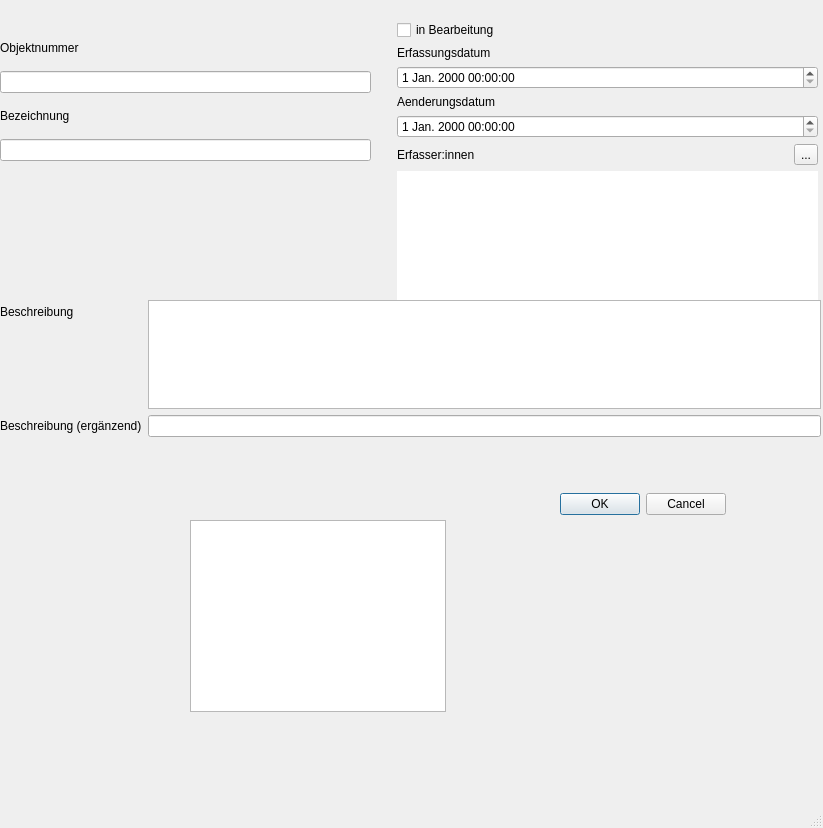
The window that LauQGIS_frontend/objektbereich_form.ui (LausitzBergbaukultur/LauGIS) describes before a commit, drawn with Qt 5.
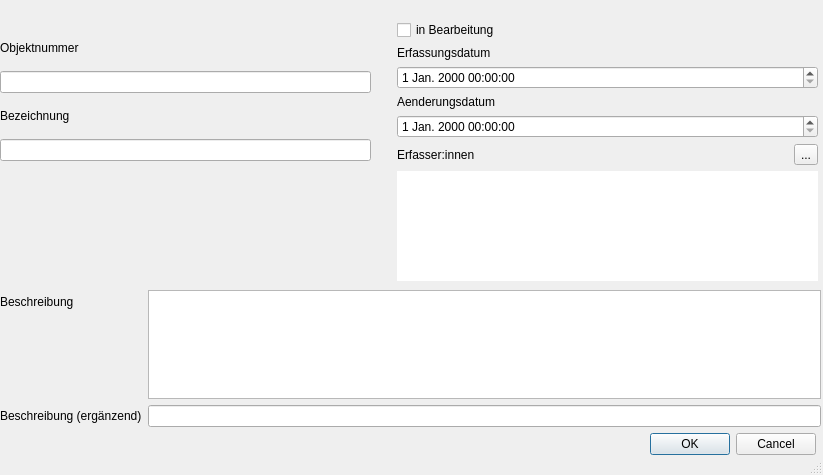
The same window after the commit. Custom widgets are drawn as their Qt base class.

The edit to the form file:
```diff
--- a/LauQGIS_frontend/objektbereich_form.ui
+++ b/LauQGIS_frontend/objektbereich_form.ui
@@ -7,7 +7,7 @@
     <x>0</x>
     <y>0</y>
     <width>823</width>
-    <height>828</height>
+    <height>475</height>
    </rect>
   </property>
   <property name="windowTitle">
@@ -25,7 +25,7 @@
      <x>397</x>
      <y>20</y>
      <width>421</width>
-     <height>381</height>
+     <height>261</height>
     </rect>
    </property>
    <layout class="QVBoxLayout" name="verticalLayout">
@@ -79,16 +79,10 @@
     </item>
     <item>
      <widget class="QListWidget" name="listWidget">
-      <property name="sizePolicy">
-       <sizepolicy hsizetype="MinimumExpanding" vsizetype="Expanding">
-        <horstretch>0</horstretch>
-        <verstretch>0</verstretch>
-       </sizepolicy>
-      </property>
       <property name="minimumSize">
        <size>
         <width>2</width>
-        <height>192</height>
+        <height>100</height>
        </size>
       </property>
       <property name="locale">
@@ -140,7 +134,7 @@
    <property name="geometry">
     <rect>
      <x>0</x>
-     <y>300</y>
+     <y>290</y>
      <width>821</width>
      <height>137</height>
     </rect>
@@ -168,21 +162,11 @@
     </item>
    </layout>
   </widget>
-  <widget class="QTableWidget" name="tableWidget">
-   <property name="geometry">
-    <rect>
-     <x>190</x>
-     <y>520</y>
-     <width>256</width>
-     <height>192</height>
-    </rect>
-   </property>
-  </widget>
   <widget class="QDialogButtonBox" name="buttonBox">
    <property name="geometry">
     <rect>
-     <x>550</x>
-     <y>490</y>
+     <x>640</x>
+     <y>430</y>
      <width>176</width>
      <height>28</height>
     </rect>
```
